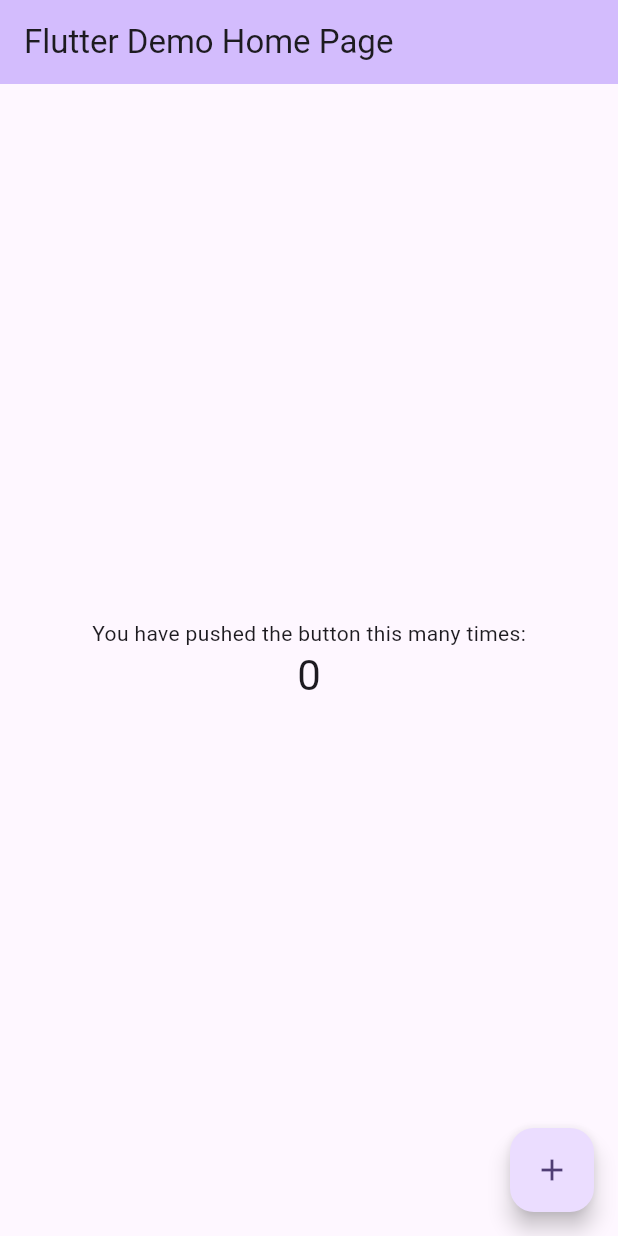
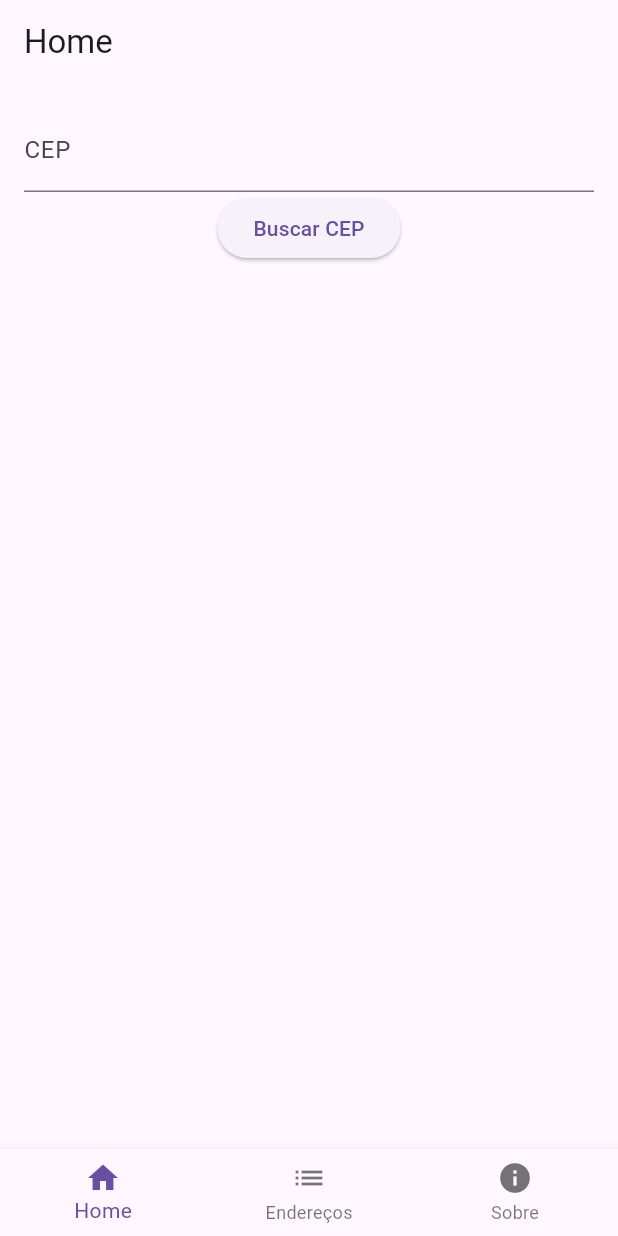
Before and after one commit to higorxi/CRUD_E-SHIP, a Flutter app: the screen it shows after launch, on a phone screen of 412 x 824 dp. Run offline on Flutter 3.47's test engine with Material 3 defaults, Android fonts, the phone set to English and light mode, and no system bars; our stand-ins replace sqflite; accounts and stored records are empty.

Commit message:
criando home, listagem de endereços cadastrados e sobre

```diff
--- /dev/null
+++ b/lib/about_screen.dart
@@ -0,0 +1,15 @@
+import 'package:flutter/material.dart';
+
+class AboutScreen extends StatelessWidget {
+  @override
+  Widget build(BuildContext context) {
+    return Scaffold(
+      appBar: AppBar(
+        title: Text('Sobre'),
+      ),
+      body: Center(
+        child: Text('Aplicativo de gerenciamento de endereços.'),
+      ),
+    );
+  }
+}
--- /dev/null
+++ b/lib/home_screen.dart
@@ -0,0 +1,140 @@
+import 'package:flutter/material.dart';
+import 'package:http/http.dart' as http;
+import 'dart:convert';
+import 'database_helper.dart';
+import 'address.dart';
+
+class HomeScreen extends StatefulWidget {
+  @override
+  _HomeScreenState createState() => _HomeScreenState();
+}
+
+class _HomeScreenState extends State<HomeScreen> {
+  final _formKey = GlobalKey<FormState>();
+  final _cepController = TextEditingController();
+  final _streetController = TextEditingController();
+  final _cityController = TextEditingController();
+  final _stateController = TextEditingController();
+  String? _zip, _imageUrl;
+
+  void _searchCep(String cep) async {
+    final response =
+        await http.get(Uri.parse('https://viacep.com.br/ws/$cep/json/'));
+    if (response.statusCode == 200) {
+      final data = json.decode(response.body);
+      setState(() {
+        _streetController.text = data['logradouro'] ?? '';
+        _cityController.text = data['localidade'] ?? '';
+        _stateController.text = data['uf'] ?? '';
+        _zip = data['cep'];
+      });
+      _fetchCityImage(_cityController.text);
+    }
+  }
+
+  void _fetchCityImage(String city) async {
+    final response = await http.get(Uri.parse(
+        'https://api.unsplash.com/photos/random?query=$city&client_id=NMNW9TG6hdHmCuKRWGb6yypN9jfPqRfvhZp-BNHzhbc'));
+    if (response.statusCode == 200) {
+      final data = json.decode(response.body);
+      setState(() {
+        _imageUrl = data['urls']['regular'];
+      });
+    }
+  }
+
+  void _addAddress() async {
+    if (_formKey.currentState!.validate()) {
+      await DatabaseHelper().insertAddress({
+        'street': _streetController.text,
+        'city': _cityController.text,
+        'state': _stateController.text,
+        'zip': _zip,
+      });
+      _cepController.clear();
+      _streetController.clear();
+      _cityController.clear();
+      _stateController.clear();
+      setState(() {
+        _zip = null;
+        _imageUrl = null;
+      });
+    }
+  }
+
+  @override
+  Widget build(BuildContext context) {
+    return Scaffold(
+      appBar: AppBar(
+        title: Text('Home'),
+      ),
+      body: Padding(
+        padding: const EdgeInsets.all(16.0),
+        child: Column(
+          children: [
+            Form(
+              key: _formKey,
+              child: Column(
+                children: [
+                  TextFormField(
+                    controller: _cepController,
+                    decoration: InputDecoration(labelText: 'CEP'),
+                    validator: (value) {
+                      if (value == null || value.isEmpty) {
+                        return 'Por favor, insira o CEP';
+                      }
+                      return null;
+                    },
+                  ),
+                  ElevatedButton(
+                    onPressed: () => _searchCep(_cepController.text),
+                    child: Text('Buscar CEP'),
+                  ),
+                  if (_zip != null) ...[
+                    TextFormField(
+                      controller: _streetController,
+                      decoration: InputDecoration(labelText: 'Rua'),
+                      validator: (value) {
+                        if (value == null || value.isEmpty) {
+                          return 'Por favor, insira a Rua';
+                        }
+                        return null;
+                      },
+                    ),
+                    TextFormField(
+                      controller: _cityController,
+                      decoration: InputDecoration(labelText: 'Cidade'),
+                      validator: (value) {
+                        if (value == null || value.isEmpty) {
+                          return 'Por favor, insira a Cidade';
+                        }
+                        return null;
+                      },
+                    ),
+                    TextFormField(
+                      controller: _stateController,
+                      decoration: InputDecoration(labelText: 'Estado'),
+                      validator: (value) {
+                        if (value == null || value.isEmpty) {
+                          return 'Por favor, insira o Estado';
+                        }
+                        return null;
+                      },
+                    ),
+                    Text('CEP: $_zip'),
+                    if (_imageUrl != null) Image.network(_imageUrl!),
+                    SizedBox(height: 16.0),
+                    ElevatedButton(
+                      onPressed: _addAddress,
+                      child: Text('Adicionar Endereço'),
+                    ),
+                  ],
+                ],
+              ),
+            ),
+          ],
+        ),
+      ),
+    );
+  }
+}
--- a/lib/main.dart
+++ b/lib/main.dart
@@ -1,125 +1,63 @@
 import 'package:flutter/material.dart';
+import 'home_screen.dart';
+import 'address_list_screen.dart';
+import 'about_screen.dart';
 
 void main() {
-  runApp(const MyApp());
+  runApp(MyApp());
 }
 
 class MyApp extends StatelessWidget {
-  const MyApp({super.key});
-
-  // This widget is the root of your application.
   @override
   Widget build(BuildContext context) {
     return MaterialApp(
-      title: 'Flutter Demo',
-      theme: ThemeData(
-        // This is the theme of your application.
-        //
-        // TRY THIS: Try running your application with "flutter run". You'll see
-        // the application has a purple toolbar. Then, without quitting the app,
-        // try changing the seedColor in the colorScheme below to Colors.green
-        // and then invoke "hot reload" (save your changes or press the "hot
-        // reload" button in a Flutter-supported IDE, or press "r" if you used
-        // the command line to start the app).
-        //
-        // Notice that the counter didn't reset back to zero; the application
-        // state is not lost during the reload. To reset the state, use hot
-        // restart instead.
-        //
-        // This works for code too, not just values: Most code changes can be
-        // tested with just a hot reload.
-        colorScheme: ColorScheme.fromSeed(seedColor: Colors.deepPurple),
-        useMaterial3: true,
-      ),
-      home: const MyHomePage(title: 'Flutter Demo Home Page'),
+      home: MainScreen(),
     );
   }
 }
 
-class MyHomePage extends StatefulWidget {
-  const MyHomePage({super.key, required this.title});
-
-  // This widget is the home page of your application. It is stateful, meaning
-  // that it has a State object (defined below) that contains fields that affect
-  // how it looks.
-
-  // This class is the configuration for the state. It holds the values (in this
-  // case the title) provided by the parent (in this case the App widget) and
-  // used by the build method of the State. Fields in a Widget subclass are
-  // always marked "final".
-
-  final String title;
-
+class MainScreen extends StatefulWidget {
   @override
-  State<MyHomePage> createState() => _MyHomePageState();
+  _MainScreenState createState() => _MainScreenState();
 }
 
-class _MyHomePageState extends State<MyHomePage> {
-  int _counter = 0;
+class _MainScreenState extends State<MainScreen> {
+  int _selectedIndex = 0;
 
-  void _incrementCounter() {
+  static List<Widget> _widgetOptions = <Widget>[
+    HomeScreen(),
+    AddressListScreen(),
+    AboutScreen(),
+  ];
+
+  void _onItemTapped(int index) {
     setState(() {
-      // This call to setState tells the Flutter framework that something has
-      // changed in this State, which causes it to rerun the build method below
-      // so that the display can reflect the updated values. If we changed
-      // _counter without calling setState(), then the build method would not be
-      // called again, and so nothing would appear to happen.
-      _counter++;
+      _selectedIndex = index;
     });
   }
 
   @override
   Widget build(BuildContext context) {
-    // This method is rerun every time setState is called, for instance as done
-    // by the _incrementCounter method above.
-    //
-    // The Flutter framework has been optimized to make rerunning build methods
-    // fast, so that you can just rebuild anything that needs updating rather
-    // than having to individually change instances of widgets.
     return Scaffold(
-      appBar: AppBar(
-        // TRY THIS: Try changing the color here to a specific color (to
-        // Colors.amber, perhaps?) and trigger a hot reload to see the AppBar
-        // change color while the other colors stay the same.
-        backgroundColor: Theme.of(context).colorScheme.inversePrimary,
-        // Here we take the value from the MyHomePage object that was created by
-        // the App.build method, and use it to set our appbar title.
-        title: Text(widget.title),
+      body: _widgetOptions.elementAt(_selectedIndex),
+      bottomNavigationBar: BottomNavigationBar(
+        items: const <BottomNavigationBarItem>[
+          BottomNavigationBarItem(
+            icon: Icon(Icons.home),
+            label: 'Home',
+          ),
+          BottomNavigationBarItem(
+            icon: Icon(Icons.list),
+            label: 'Endereços',
+          ),
+          BottomNavigationBarItem(
+            icon: Icon(Icons.info),
+            label: 'Sobre',
+          ),
+        ],
+        currentIndex: _selectedIndex,
+        onTap: _onItemTapped,
       ),
-      body: Center(
-        // Center is a layout widget. It takes a single child and positions it
-        // in the middle of the parent.
-        child: Column(
-          // Column is also a layout widget. It takes a list of children and
-          // arranges them vertically. By default, it sizes itself to fit its
-          // children horizontally, and tries to be as tall as its parent.
-          //
-          // Column has various properties to control how it sizes itself and
-          // how it positions its children. Here we use mainAxisAlignment to
-          // center the children vertically; the main axis here is the vertical
-          // axis because Columns are vertical (the cross axis would be
-          // horizontal).
-          //
-          // TRY THIS: Invoke "debug painting" (choose the "Toggle Debug Paint"
-          // action in the IDE, or press "p" in the console), to see the
-          // wireframe for each widget.
-          mainAxisAlignment: MainAxisAlignment.center,
-          children: <Widget>[
-            const Text(
-              'You have pushed the button this many times:',
-            ),
-            Text(
-              '$_counter',
-              style: Theme.of(context).textTheme.headlineMedium,
-            ),
-          ],
-        ),
-      ),
-      floatingActionButton: FloatingActionButton(
-        onPressed: _incrementCounter,
-        tooltip: 'Increment',
-        child: const Icon(Icons.add),
-      ), // This trailing comma makes auto-formatting nicer for build methods.
     );
   }
 }
--- a/pubspec.yaml
+++ b/pubspec.yaml
@@ -30,6 +30,9 @@ environment:
 dependencies:
   flutter:
     sdk: flutter
+  sqflite: ^2.0.0+4
+  path_provider: ^2.0.11
+  http: ^0.13.4
 
 
   # The following adds the Cupertino Icons font to your application.
```
Also changed, not shown: lib/address.dart (added, +19 -0 lines), lib/address_list_screen.dart (added, +58 -0 lines), lib/database_helper.dart (added, +54 -0 lines), pubspec.lock, 2 other files.
